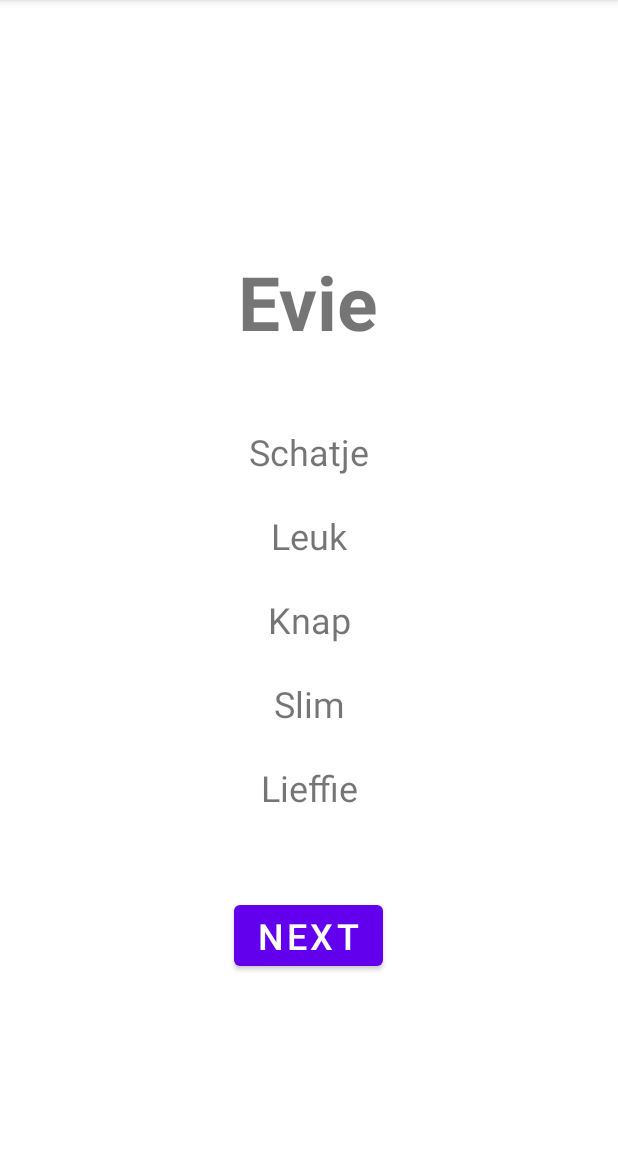
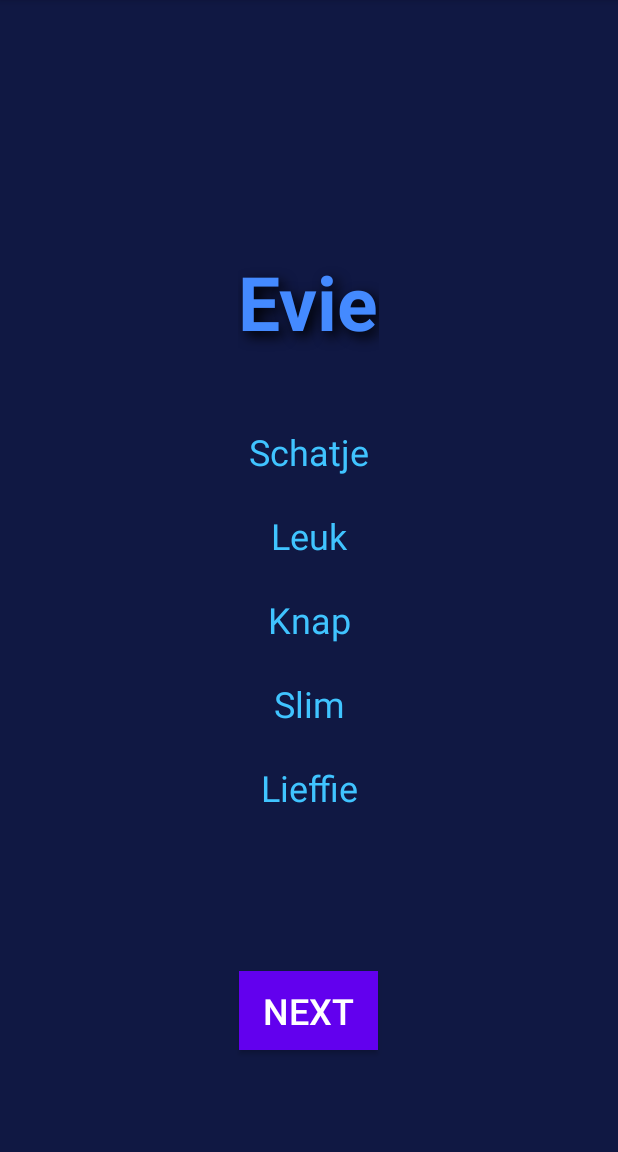
Before and after one commit to tbrouns/verboden_woord, an Android app: the screen it shows after launch (MainActivity), on a phone screen of 412 x 824 dp, the part 84-1236 px from its top. Run offline under Robolectric (Android 15) with nearby library versions, the phone set to English and light mode, and no system bars.

Commit message:
added theme

```diff
--- a/app/src/main/res/layout/activity_main.xml
+++ b/app/src/main/res/layout/activity_main.xml
@@ -1,7 +1,10 @@
 <RelativeLayout xmlns:android="http://schemas.android.com/apk/res/android"
+    xmlns:app="http://schemas.android.com/apk/res-auto"
+    xmlns:tools="http://schemas.android.com/tools"
     android:layout_width="match_parent"
     android:layout_height="match_parent"
     android:layout_centerVertical="true"
+    android:background="#101843"
     android:gravity="center">
 
 
@@ -10,29 +13,46 @@
         android:layout_width="wrap_content"
         android:layout_height="wrap_content"
         android:layout_centerHorizontal="true"
+        android:background="#0064FFDA"
+        android:foregroundTint="#64FFDA"
         android:paddingTop="50dp"
         android:paddingBottom="50dp"
+        android:shadowColor="#000000"
+        android:shadowDx="5"
+        android:shadowDy="5"
+        android:shadowRadius="10"
+        android:text="WORD HERE"
+        android:textAppearance="@style/TextAppearance.AppCompat.Body1"
+        android:textColor="#448AFF"
+        android:textColorHighlight="#64FFDA"
+        android:textIsSelectable="false"
         android:textSize="50sp"
         android:textStyle="bold"
-        android:text="WORD HERE" />
+        android:typeface="normal"
+        app:drawableTint="#64FFDA" />
 
     <TextView
         android:id="@+id/wordsTextView"
         android:layout_width="wrap_content"
         android:layout_height="wrap_content"
-        android:gravity="center"
         android:layout_below="@+id/wordTextView"
         android:layout_centerHorizontal="true"
+        android:gravity="center"
+        android:text="5 WORDS HERE"
+        android:textColor="#40C4FF"
         android:textSize="24sp"
-        android:text="5 WORDS HERE" />
+        android:typeface="normal" />
 
     <Button
         android:id="@+id/nextButton"
+        style="@style/Widget.AppCompat.Button"
         android:layout_width="wrap_content"
         android:layout_height="wrap_content"
         android:layout_below="@+id/wordsTextView"
-        android:layout_centerHorizontal="true"
+        android:layout_centerInParent="true"
+        android:background="@color/teal_200"
+        android:text="Next"
         android:textSize="24sp"
-        android:text="Next" />
+        android:translationY="50dp" />
 
 </RelativeLayout>
--- a/app/src/main/res/values-night/themes.xml
+++ b/app/src/main/res/values-night/themes.xml
@@ -2,8 +2,8 @@
     <!-- Base application theme. -->
     <style name="Theme.Verboden_woord" parent="Theme.MaterialComponents.DayNight.DarkActionBar">
         <!-- Primary brand color. -->
-        <item name="colorPrimary">@color/purple_200</item>
-        <item name="colorPrimaryVariant">@color/purple_700</item>
+        <item name="colorPrimary">@color/teal_200</item>
+        <item name="colorPrimaryVariant">@color/teal_200</item>
         <item name="colorOnPrimary">@color/black</item>
         <!-- Secondary brand color. -->
         <item name="colorSecondary">@color/teal_200</item>
```
